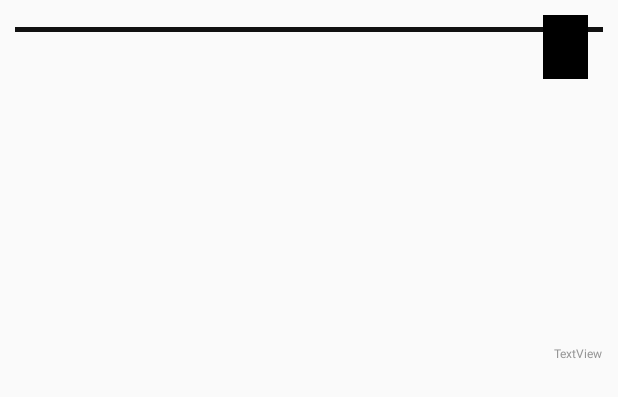
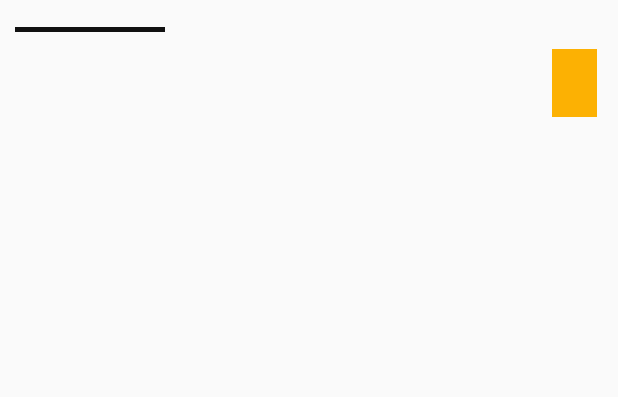
Before and after one commit to mvkopp/avennec-android-app, an Android app: the layout item_meal_favorite.xml on its own in the app's theme, with its tools: preview values and no code run, on a phone screen of 412 x 824 dp. Shown: the top 397 px of the screen. Run offline under Robolectric (Android 15) with nearby library versions, the phone set to English and light mode, and no system bars.

Commit message:
feat: update fragment style + remove desc from favorite

```diff
--- a/app/src/main/java/com/example/myawesomeapp/presentation/mealdisplay/favorite/adapter/FavoriteAdapter.java
+++ b/app/src/main/java/com/example/myawesomeapp/presentation/mealdisplay/favorite/adapter/FavoriteAdapter.java
@@ -65,7 +65,6 @@ public class FavoriteAdapter extends RecyclerView.Adapter<FavoriteAdapter.Favori
         private ConstraintLayout mealLayout;
         private ImageView mealThumbnail;
         private TextView mealTitle;
-        private TextView mealDescription;
         private CheckBox isFavorite;
 
         private View view;
@@ -80,7 +79,6 @@ public class FavoriteAdapter extends RecyclerView.Adapter<FavoriteAdapter.Favori
             mealThumbnail = view.findViewById(R.id.mealThumbnail);
             isFavorite = view.findViewById(R.id.isFavorite);
             mealLayout = view.findViewById(R.id.mealLayout);
-            mealDescription = itemView.findViewById(R.id.mealDescription);
 
             setupListeners();
             this.favoriteActionInterface = favoriteActionInterface;
@@ -105,7 +103,6 @@ public class FavoriteAdapter extends RecyclerView.Adapter<FavoriteAdapter.Favori
                 .load(favoriteItemViewModel.getThumbnail())
                 .into(mealThumbnail);
             isFavorite.setChecked(true);
-            mealDescription.setText(favoriteItemViewModel.getDescription());
         }
     }
 }
--- a/app/src/main/res/layout/item_meal_favorite.xml
+++ b/app/src/main/res/layout/item_meal_favorite.xml
@@ -7,16 +7,6 @@
     android:layout_height="wrap_content"
     android:padding="10dp">
 
-    <View
-        android:id="@+id/divider"
-        android:layout_width="match_parent"
-        android:layout_height="3dp"
-        android:layout_marginTop="8dp"
-        android:background="@color/colorPrimaryDark"
-        app:layout_constraintEnd_toEndOf="parent"
-        app:layout_constraintStart_toStartOf="parent"
-        app:layout_constraintTop_toTopOf="parent" />
-
     <Space
         android:id="@+id/spacer"
         android:layout_width="45dp"
@@ -24,6 +14,15 @@
         android:clickable="false"
         app:layout_constraintBottom_toTopOf="@+id/divider"
         app:layout_constraintStart_toEndOf="@+id/divider" />
+
+    <ImageView
+        android:id="@+id/mealThumbnail"
+        android:layout_width="match_parent"
+        android:layout_height="150dp"
+        android:scaleType="center"
+        app:layout_constraintEnd_toEndOf="parent"
+        app:layout_constraintStart_toEndOf="parent"
+        app:layout_constraintTop_toBottomOf="@id/mealTitle" />
 
     <TextView
         android:id="@+id/mealTitle"
@@ -37,38 +36,27 @@
         app:layout_constraintStart_toEndOf="parent"
         app:layout_constraintTop_toBottomOf="@+id/divider"/>
 
+    <View
+        android:id="@+id/divider"
+        android:layout_width="100dp"
+        android:layout_height="3dp"
+        android:layout_marginTop="8dp"
+        android:background="@color/colorPrimaryDark"
+        app:layout_constraintStart_toStartOf="parent"
+        app:layout_constraintTop_toTopOf="parent" />
+
     <CheckBox
         android:id="@+id/isFavorite"
         android:layout_width="30dp"
-        android:layout_height="48dp"
-        android:layout_marginTop="31dp"
-        android:layout_marginEnd="10dp"
+        android:layout_height="45dp"
+        android:layout_marginTop="60dp"
+        android:layout_marginEnd="4dp"
         android:button="@drawable/ic_favorite_button"
-        android:buttonTint="#000000"
-        android:textColorHighlight="#000000"
-        android:textColorHint="#000000"
-        android:textColorLink="#000000"
-        app:layout_constraintEnd_toStartOf="@+id/spacer"
-        app:layout_constraintTop_toTopOf="@+id/spacer" />
-
-    <ImageView
-        android:id="@+id/mealThumbnail"
-        android:layout_width="match_parent"
-        android:layout_height="150dp"
-        android:scaleType="center"
-        app:layout_constraintEnd_toEndOf="parent"
-        app:layout_constraintStart_toEndOf="parent"
-        app:layout_constraintTop_toBottomOf="@id/mealTitle" />
-
-    <TextView
-        android:id="@+id/mealDescription"
-        android:layout_width="wrap_content"
-        android:layout_height="wrap_content"
-        android:text="TextView"
-        android:textColor="#959595"
-        android:textSize="8sp"
-        app:layout_constraintEnd_toEndOf="parent"
-        app:layout_constraintTop_toBottomOf="@+id/mealThumbnail"
-        />
+        android:buttonTint="@color/colorFavoriteButton"
+        android:textColorHighlight="@color/colorFavoriteButton"
+        android:textColorHint="@color/colorFavoriteButton"
+        android:textColorLink="@color/colorFavoriteButton"
+        app:layout_constraintTop_toTopOf="@+id/spacer"
+        app:layout_constraintEnd_toStartOf="@+id/mealTitle"/>
 
 </androidx.constraintlayout.widget.ConstraintLayout>
```
